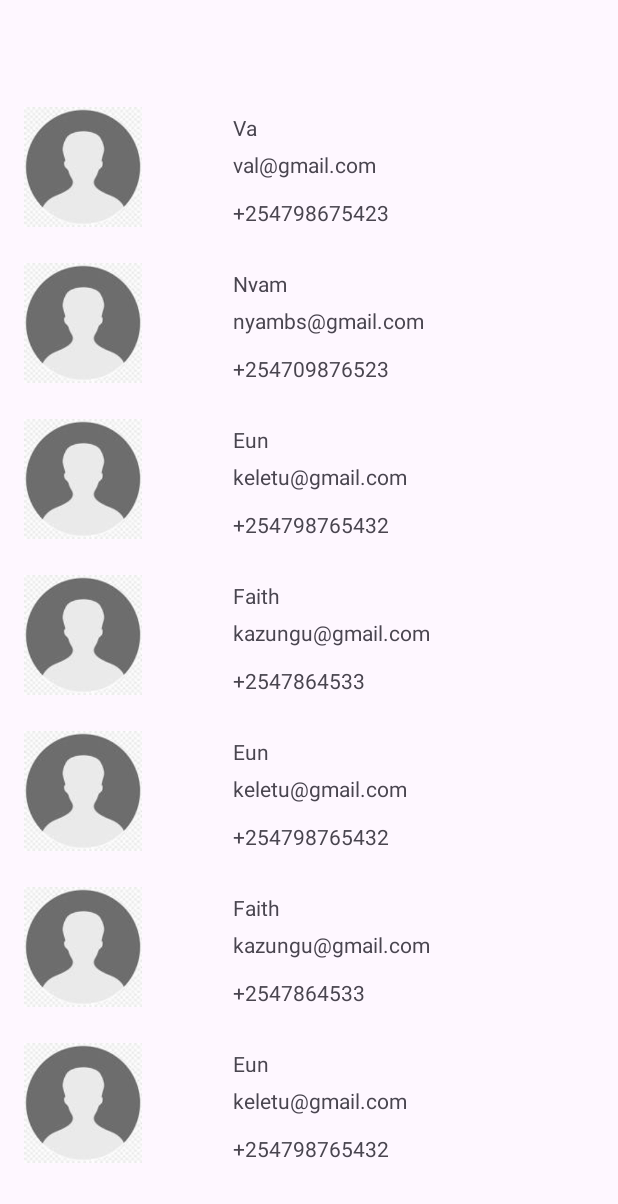
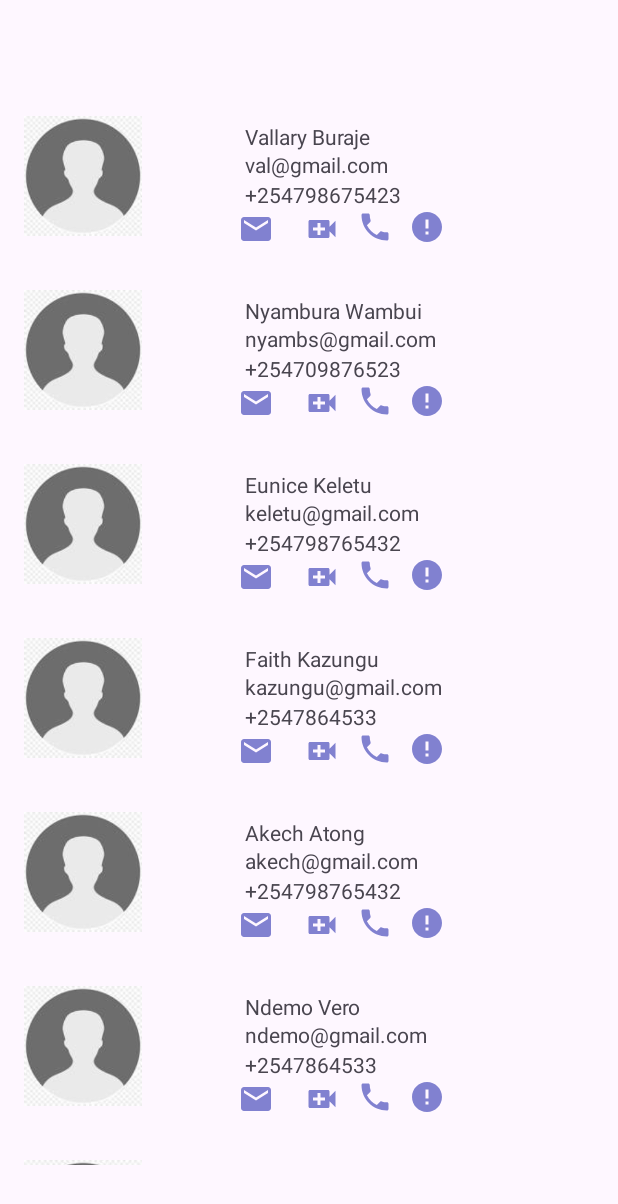
Before and after one commit to Masian-Parkire/contactsapp, an Android app: the screen it shows after launch (MainActivity), on a phone screen of 412 x 824 dp. Shown: the top 1204 px of the screen. Run offline under Robolectric (Android 15) with nearby library versions, the phone set to English and light mode, and no system bars.

Commit message:
first commit

```diff
--- a/app/src/main/java/dev/masian/mycontacts/ContactData.kt
+++ b/app/src/main/java/dev/masian/mycontacts/ContactData.kt
@@ -5,4 +5,5 @@ data class ContactData(
     var displayName :String,
     var email :String,
     var number :String
+
 )
--- a/app/src/main/java/dev/masian/mycontacts/MainActivity.kt
+++ b/app/src/main/java/dev/masian/mycontacts/MainActivity.kt
@@ -25,11 +25,21 @@ class MainActivity : AppCompatActivity() {
 
         var contact3=ContactData("","Eunice Keletu","keletu@gmail.com","+254798765432")
         var contact4=ContactData("","Faith Kazungu","kazungu@gmail.com","+2547864533")
-        var contact5=ContactData("","Eunice Keletu","keletu@gmail.com","+254798765432")
-        var contact6=ContactData("","Faith Kazungu","kazungu@gmail.com","+2547864533")
-        var contact7=ContactData("","Eunice Keletu","keletu@gmail.com","+254798765432")
-        var contact8=ContactData("","Faith Kazungu","kazungu@gmail.com","+2547864533")
-        var contactLists= listOf<ContactData>(contact1,contact2,contact3,contact4,contact5,contact6,contact7,contact8)
+        var contact5=ContactData("","Akech Atong","akech@gmail.com","+254798765432")
+        var contact6=ContactData("","Ndemo Vero","ndemo@gmail.com","+2547864533")
+        var contact7=ContactData("","Clarine Antiba","antiba@gmail.com","+254798765432")
+        var contact8=ContactData("","Susan Maina","maina@gmail.com","+2547864533")
+        var contact9=ContactData("","Loice Kanini","kanini@gmail.com","+254798765432")
+        var contact10=ContactData("","Sonia Wanjiku","wanjiku@gmail.com","+2547864533")
+        var contact11=ContactData("","Christine Anne","anne@gmail.com","+254798765432")
+        var contact12=ContactData("","Elizabeth Wambui","eliza@gmail.com","+2547864533")
+        var contact13=ContactData("","Faith Ndunge","ndunge@gmail.com","+254798765432")
+        var contact14=ContactData("","Juliet Olieng","olieng@gmail.com","+2547864533")
+        var contact15=ContactData("","Purity Ndirangu","olieng@gmail.com","+2547864533")
+
+
+        var contactLists= listOf<ContactData>(contact1,contact2,contact3,contact4,contact5,contact6,contact7,contact8,contact9,contact10,
+        contact11,contact12,contact13,contact14,contact15)
           binding.rvContacts.layoutManager=LinearLayoutManager(this)
         var contactAdapter=NamesRvAdapter(contactLists)
         binding.rvContacts.adapter=contactAdapter
--- a/app/src/main/java/dev/masian/mycontacts/NamesRvAdapter.kt
+++ b/app/src/main/java/dev/masian/mycontacts/NamesRvAdapter.kt
@@ -13,11 +13,11 @@ class NamesRvAdapter(var contactLists: List<ContactData>):RecyclerView.Adapter<C
     }
 
     override fun onBindViewHolder(holder: ContactViewHolder, position: Int) {
-        var tweet =contactLists[position]
+        var contactt =contactLists[position]
 //        holder.binding.ivAvatar.toString()
-        holder.binding.tvName.text=tweet.displayName
-        holder.binding.tvEmail.text=tweet.email
-        holder.binding.tvNumber.text=tweet.number
+        holder.binding.tvName.text=contactt.displayName
+        holder.binding.tvEmail.text=contactt.email
+        holder.binding.tvNumber.text=contactt.number
 
 
     }
--- /dev/null
+++ b/app/src/main/res/drawable/baseline_email_24.xml
@@ -0,0 +1,5 @@
+<vector android:height="24dp" android:tint="#8181D0"
+    android:viewportHeight="24" android:viewportWidth="24"
+    android:width="24dp" xmlns:android="http://schemas.android.com/apk/res/android">
+    <path android:fillColor="@android:color/white" android:pathData="M20,4L4,4c-1.1,0 -1.99,0.9 -1.99,2L2,18c0,1.1 0.9,2 2,2h16c1.1,0 2,-0.9 2,-2L22,6c0,-1.1 -0.9,-2 -2,-2zM20,8l-8,5 -8,-5L4,6l8,5 8,-5v2z"/>
+</vector>
--- /dev/null
+++ b/app/src/main/res/drawable/baseline_error_24.xml
@@ -0,0 +1,5 @@
+<vector android:height="24dp" android:tint="#8181D0"
+    android:viewportHeight="24" android:viewportWidth="24"
+    android:width="24dp" xmlns:android="http://schemas.android.com/apk/res/android">
+    <path android:fillColor="@android:color/white" android:pathData="M12,2C6.48,2 2,6.48 2,12s4.48,10 10,10 10,-4.48 10,-10S17.52,2 12,2zM13,17h-2v-2h2v2zM13,13h-2L11,7h2v6z"/>
+</vector>
--- /dev/null
+++ b/app/src/main/res/drawable/baseline_phone_24.xml
@@ -0,0 +1,5 @@
+<vector android:height="24dp" android:tint="#8181D0"
+    android:viewportHeight="24" android:viewportWidth="24"
+    android:width="24dp" xmlns:android="http://schemas.android.com/apk/res/android">
+    <path android:fillColor="@android:color/white" android:pathData="M6.62,10.79c1.44,2.83 3.76,5.14 6.59,6.59l2.2,-2.2c0.27,-0.27 0.67,-0.36 1.02,-0.24 1.12,0.37 2.33,0.57 3.57,0.57 0.55,0 1,0.45 1,1V20c0,0.55 -0.45,1 -1,1 -9.39,0 -17,-7.61 -17,-17 0,-0.55 0.45,-1 1,-1h3.5c0.55,0 1,0.45 1,1 0,1.25 0.2,2.45 0.57,3.57 0.11,0.35 0.03,0.74 -0.25,1.02l-2.2,2.2z"/>
+</vector>
--- /dev/null
+++ b/app/src/main/res/drawable/baseline_textsms_24.xml
@@ -0,0 +1,5 @@
+<vector android:height="24dp" android:tint="#8181D0"
+    android:viewportHeight="24" android:viewportWidth="24"
+    android:width="24dp" xmlns:android="http://schemas.android.com/apk/res/android">
+    <path android:fillColor="@android:color/white" android:pathData="M20,2L4,2c-1.1,0 -1.99,0.9 -1.99,2L2,22l4,-4h14c1.1,0 2,-0.9 2,-2L22,4c0,-1.1 -0.9,-2 -2,-2zM9,11L7,11L7,9h2v2zM13,11h-2L11,9h2v2zM17,11h-2L15,9h2v2z"/>
+</vector>
--- /dev/null
+++ b/app/src/main/res/drawable/baseline_video_call_24.xml
@@ -0,0 +1,5 @@
+<vector android:height="24dp" android:tint="#8181D0"
+    android:viewportHeight="24" android:viewportWidth="24"
+    android:width="24dp" xmlns:android="http://schemas.android.com/apk/res/android">
+    <path android:fillColor="@android:color/white" android:pathData="M17,10.5V7c0,-0.55 -0.45,-1 -1,-1H4c-0.55,0 -1,0.45 -1,1v10c0,0.55 0.45,1 1,1h12c0.55,0 1,-0.45 1,-1v-3.5l4,4v-11l-4,4zM14,13h-3v3H9v-3H6v-2h3V8h2v3h3v2z"/>
+</vector>
--- a/app/src/main/res/layout/contact_list_item.xml
+++ b/app/src/main/res/layout/contact_list_item.xml
@@ -18,9 +18,9 @@
 
     <TextView
         android:id="@+id/tvName"
-        android:layout_width="38dp"
-        android:layout_height="15dp"
-        android:layout_marginStart="60dp"
+        android:layout_width="wrap_content"
+        android:layout_height="wrap_content"
+        android:layout_marginStart="68dp"
         android:layout_marginTop="4dp"
         android:text="name"
         app:layout_constraintStart_toEndOf="@+id/ivAvatar"
@@ -30,8 +30,8 @@
         android:id="@+id/tvEmail"
         android:layout_width="wrap_content"
         android:layout_height="wrap_content"
-        android:layout_marginStart="60dp"
-        android:layout_marginBottom="32dp"
+        android:layout_marginStart="68dp"
+        android:layout_marginBottom="44dp"
         android:text="TextView"
         app:layout_constraintBottom_toBottomOf="parent"
         app:layout_constraintStart_toEndOf="@+id/ivAvatar" />
@@ -40,8 +40,57 @@
         android:id="@+id/tvNumber"
         android:layout_width="wrap_content"
         android:layout_height="wrap_content"
-        android:layout_marginStart="60dp"
+        android:layout_marginStart="68dp"
+        android:layout_marginBottom="24dp"
         android:text="TextView"
         app:layout_constraintBottom_toBottomOf="parent"
         app:layout_constraintStart_toEndOf="@+id/ivAvatar" />
+
+    <ImageView
+        android:id="@+id/ivText"
+        android:layout_width="wrap_content"
+        android:layout_height="wrap_content"
+        android:layout_marginStart="68dp"
+        android:layout_marginTop="1dp"
+        android:layout_marginEnd="10dp"
+        app:layout_constraintEnd_toStartOf="@+id/ivVideo"
+        app:layout_constraintStart_toEndOf="@+id/ivAvatar"
+        app:layout_constraintTop_toBottomOf="@+id/tvNumber"
+        app:srcCompat="@drawable/baseline_email_24" />
+
+    <ImageView
+        android:id="@+id/ivVideo"
+        android:layout_width="wrap_content"
+        android:layout_height="wrap_content"
+        android:layout_marginStart="10dp"
+        android:layout_marginTop="1dp"
+        android:layout_marginEnd="8dp"
+        app:layout_constraintEnd_toStartOf="@+id/ivCall"
+        app:layout_constraintStart_toEndOf="@+id/ivText"
+        app:layout_constraintTop_toBottomOf="@+id/tvNumber"
+        app:srcCompat="@drawable/baseline_video_call_24" />
+
+    <ImageView
+        android:id="@+id/ivCall"
+        android:layout_width="wrap_content"
+        android:layout_height="wrap_content"
+        android:layout_marginStart="3dp"
+        android:layout_marginTop="92dp"
+        android:layout_marginEnd="7dp"
+        app:layout_constraintEnd_toStartOf="@+id/ivError"
+        app:layout_constraintStart_toEndOf="@+id/ivVideo"
+        app:layout_constraintTop_toTopOf="parent"
+        app:srcCompat="@drawable/baseline_phone_24" />
+
+    <ImageView
+        android:id="@+id/ivError"
+        android:layout_width="wrap_content"
+        android:layout_height="wrap_content"
+        android:layout_marginStart="3dp"
+        android:layout_marginTop="92dp"
+        android:layout_marginEnd="119dp"
+        app:layout_constraintEnd_toEndOf="parent"
+        app:layout_constraintStart_toEndOf="@+id/ivCall"
+        app:layout_constraintTop_toTopOf="parent"
+        app:srcCompat="@drawable/baseline_error_24" />
 </androidx.constraintlayout.widget.ConstraintLayout>
```
